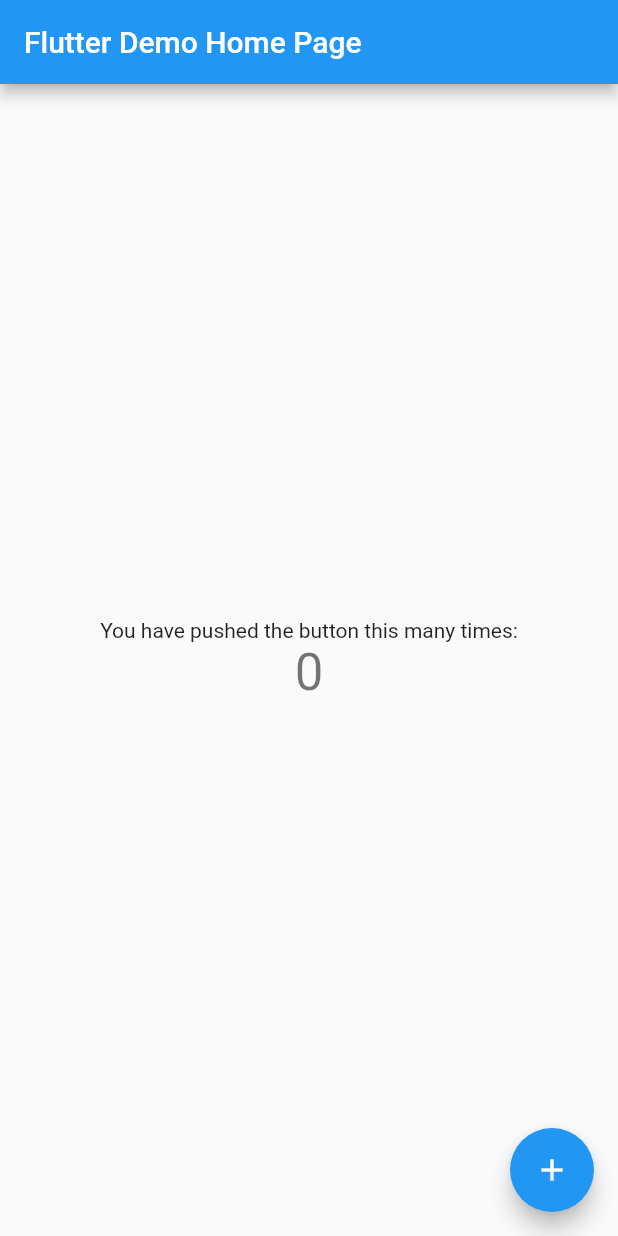
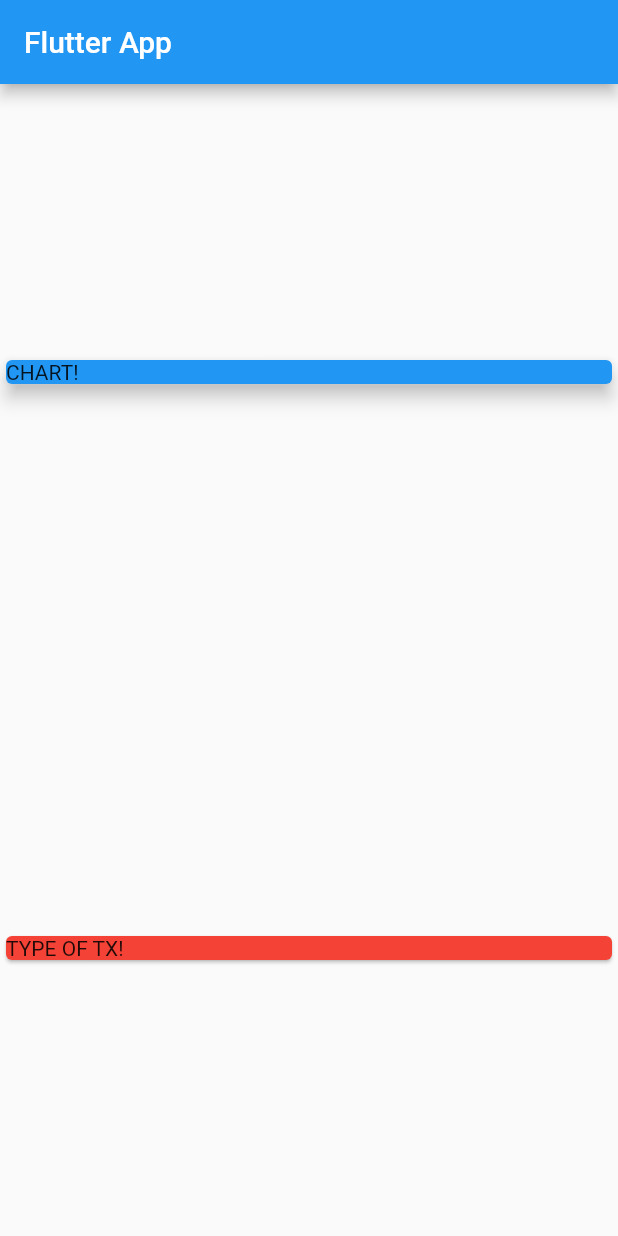
Before and after one commit to AnuTor/Flutter-course, a Flutter app: the screen it shows after launch, on a phone screen of 412 x 824 dp. Run offline on Flutter 3.47's test engine with Material 2 defaults, Android fonts, the phone set to English and light mode, and no system bars; missing offline and left inert: dart:ffi.

Commit message:
Actualizado a lectura 75

```diff
--- a/app2_personal_expense_app/lib/main.dart
+++ b/app2_personal_expense_app/lib/main.dart
@@ -1,115 +1,59 @@
 import 'package:flutter/material.dart';
 
-void main() {
-  runApp(const MyApp());
-}
+import './transaction.dart';
+
+void main() => runApp(MyApp());
 
 class MyApp extends StatelessWidget {
-  const MyApp({Key? key}) : super(key: key);
-
-  // This widget is the root of your application.
   @override
   Widget build(BuildContext context) {
     return MaterialApp(
-      title: 'Flutter Demo',
-      theme: ThemeData(
-        // This is the theme of your application.
-        //
-        // Try running your application with "flutter run". You'll see the
-        // application has a blue toolbar. Then, without quitting the app, try
-        // changing the primarySwatch below to Colors.green and then invoke
-        // "hot reload" (press "r" in the console where you ran "flutter run",
-        // or simply save your changes to "hot reload" in a Flutter IDE).
-        // Notice that the counter didn't reset back to zero; the application
-        // is not restarted.
-        primarySwatch: Colors.blue,
-      ),
-      home: const MyHomePage(title: 'Flutter Demo Home Page'),
+      title: 'Flutter App',
+      home: MyHomePage(),
     );
   }
 }
 
-class MyHomePage extends StatefulWidget {
-  const MyHomePage({Key? key, required this.title}) : super(key: key);
-
-  // This widget is the home page of your application. It is stateful, meaning
-  // that it has a State object (defined below) that contains fields that affect
-  // how it looks.
-
-  // This class is the configuration for the state. It holds the values (in this
-  // case the title) provided by the parent (in this case the App widget) and
-  // used by the build method of the State. Fields in a Widget subclass are
-  // always marked "final".
-
-  final String title;
-
-  @override
-  State<MyHomePage> createState() => _MyHomePageState();
-}
-
-class _MyHomePageState extends State<MyHomePage> {
-  int _counter = 0;
-
-  void _incrementCounter() {
-    setState(() {
-      // This call to setState tells the Flutter framework that something has
-      // changed in this State, which causes it to rerun the build method below
-      // so that the display can reflect the updated values. If we changed
-      // _counter without calling setState(), then the build method would not be
-      // called again, and so nothing would appear to happen.
-      _counter++;
-    });
-  }
+class MyHomePage extends StatelessWidget {
+  final List<Transaction> transactions = [
+    Transaction(
+      id: 't1',
+      title: 'New shoes',
+      amount: 100.50,
+      date: DateTime.now(),
+    ),
+    Transaction(
+      id: 't2',
+      title: 'Groceries',
+      amount: 20.99,
+      date: DateTime.now(),
+    )
+  ];
 
   @override
   Widget build(BuildContext context) {
-    // This method is rerun every time setState is called, for instance as done
-    // by the _incrementCounter method above.
-    //
-    // The Flutter framework has been optimized to make rerunning build methods
-    // fast, so that you can just rebuild anything that needs updating rather
-    // than having to individually change instances of widgets.
     return Scaffold(
       appBar: AppBar(
-        // Here we take the value from the MyHomePage object that was created by
-        // the App.build method, and use it to set our appbar title.
-        title: Text(widget.title),
+        title: Text('Flutter App'),
       ),
-      body: Center(
-        // Center is a layout widget. It takes a single child and positions it
-        // in the middle of the parent.
-        child: Column(
-          // Column is also a layout widget. It takes a list of children and
-          // arranges them vertically. By default, it sizes itself to fit its
-          // children horizontally, and tries to be as tall as its parent.
-          //
-          // Invoke "debug painting" (press "p" in the console, choose the
-          // "Toggle Debug Paint" action from the Flutter Inspector in Android
-          // Studio, or the "Toggle Debug Paint" command in Visual Studio Code)
-          // to see the wireframe for each widget.
-          //
-          // Column has various properties to control how it sizes itself and
-          // how it positions its children. Here we use mainAxisAlignment to
-          // center the children vertically; the main axis here is the vertical
-          // axis because Columns are vertical (the cross axis would be
-          // horizontal).
-          mainAxisAlignment: MainAxisAlignment.center,
-          children: <Widget>[
-            const Text(
-              'You have pushed the button this many times:',
+      body: Column(
+        mainAxisAlignment: MainAxisAlignment.spaceAround,
+        crossAxisAlignment: CrossAxisAlignment.stretch,
+        children: <Widget>[
+          Container(
+            width: double.infinity,
+            child: Card(
+              color: Colors.blue,
+              child: Text('CHART!'),
+              elevation: 5,
             ),
-            Text(
-              '$_counter',
-              style: Theme.of(context).textTheme.headline4,
-            ),
-          ],
-        ),
+          ),
+          Card(
+            color: Colors.red,
+            child: Text('TYPE OF TX!'),
+          )
+        ],
       ),
-      floatingActionButton: FloatingActionButton(
-        onPressed: _incrementCounter,
-        tooltip: 'Increment',
-        child: const Icon(Icons.add),
-      ), // This trailing comma makes auto-formatting nicer for build methods.
     );
   }
 }
--- /dev/null
+++ b/app2_personal_expense_app/lib/transaction.dart
@@ -0,0 +1,16 @@
+import 'dart:ffi';
+import 'package:flutter/foundation.dart';
+
+class Transaction {
+  final String id;
+  final String title;
+  final double amount;
+  final DateTime date;
+
+  Transaction({
+    @required this.id,
+    @required this.title,
+    @required this.amount,
+    @required this.date,
+  });
+}
```
Also changed, not shown: app2_personal_expense_app/pubspec.yaml (+3 -16 lines), app2_personal_expense_app/pubspec.lock.
